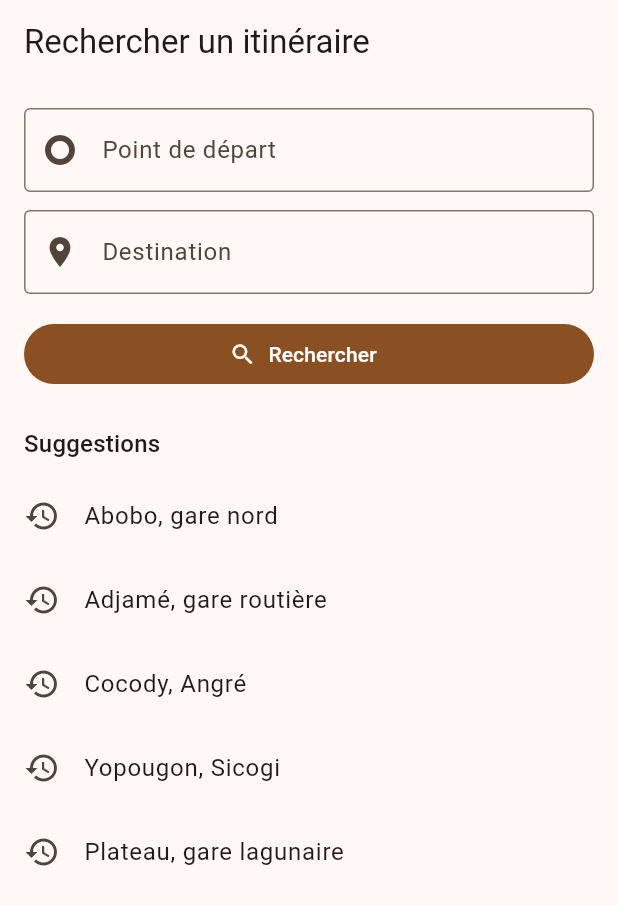
After one commit to kittykone19116-create/mobiCI, a Flutter app: the screen it shows after launch, on a phone screen of 412 x 824 dp. The commit adds this screen. Shown: the top 905 px of the screen. Run offline on Flutter 3.47's test engine with Material 3 defaults, Android fonts, the phone set to English and light mode, and no system bars.

Commit message:
Écran Recherche d'itinéraire en statique

```diff
--- a/lib/main.dart
+++ b/lib/main.dart
@@ -1,5 +1,5 @@
 import 'package:flutter/material.dart';
-import 'pages/resultats_itineraire_page.dart';
+import 'pages/recherche_itineraire_page.dart';
 
 void main() {
   runApp(const MobiCIApp());
@@ -17,7 +17,7 @@ class MobiCIApp extends StatelessWidget {
         colorScheme: ColorScheme.fromSeed(seedColor: const Color(0xFFF77F00)),
         useMaterial3: true,
       ),
-                  home: const ResultatsItinerairePage(),
+                        home: const RechercheItinerairePage(),
     );
   }
 }
--- /dev/null
+++ b/lib/pages/recherche_itineraire_page.dart
@@ -0,0 +1,70 @@
+import 'package:flutter/material.dart';
+import 'resultats_itineraire_page.dart';
+
+class RechercheItinerairePage extends StatelessWidget {
+  const RechercheItinerairePage({super.key});
+
+  // Suggestions fictives (écran statique)
+  static const List<String> suggestions = [
+    'Abobo, gare nord',
+    'Adjamé, gare routière',
+    'Cocody, Angré',
+    'Yopougon, Sicogi',
+    'Plateau, gare lagunaire',
+  ];
+
+  @override
+  Widget build(BuildContext context) {
+    return Scaffold(
+      appBar: AppBar(title: const Text('Rechercher un itinéraire')),
+      body: ListView(
+        padding: const EdgeInsets.all(16),
+        children: [
+          const TextField(
+            decoration: InputDecoration(
+              labelText: 'Point de départ',
+              prefixIcon: Icon(Icons.trip_origin),
+              border: OutlineInputBorder(),
+            ),
+          ),
+          const SizedBox(height: 12),
+          const TextField(
+            decoration: InputDecoration(
+              labelText: 'Destination',
+              prefixIcon: Icon(Icons.place),
+              border: OutlineInputBorder(),
+            ),
+          ),
+          const SizedBox(height: 16),
+          SizedBox(
+            width: double.infinity,
+            child: FilledButton.icon(
+              onPressed: () {
+                Navigator.push(
+                  context,
+                  MaterialPageRoute(
+                    builder: (_) => const ResultatsItinerairePage(),
+                  ),
+                );
+              },
+              icon: const Icon(Icons.search),
+              label: const Text('Rechercher'),
+            ),
+          ),
+          const SizedBox(height: 24),
+          Text(
+            'Suggestions',
+            style: Theme.of(context).textTheme.titleMedium,
+          ),
+          const SizedBox(height: 8),
+          for (final s in suggestions)
+            ListTile(
+              leading: const Icon(Icons.history),
+              title: Text(s),
+              contentPadding: EdgeInsets.zero,
+            ),
+        ],
+      ),
+    );
+  }
+}
```
